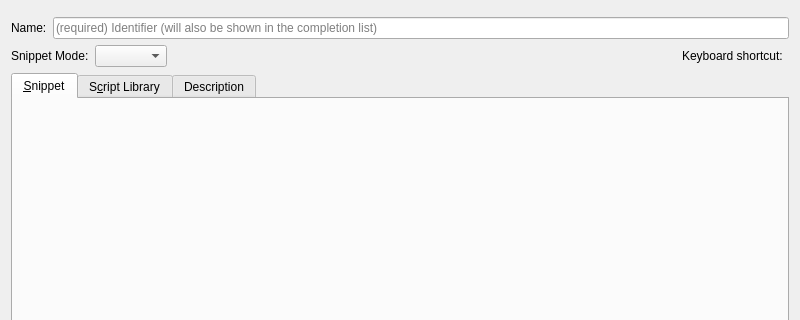
Before: the Qt Designer form addons/snippets/editsnippet.ui in KDE/kate, drawn with Qt 5; both pictures show x 0 to 800 and y 0 to 320 of the 800 by 525 pixel window.
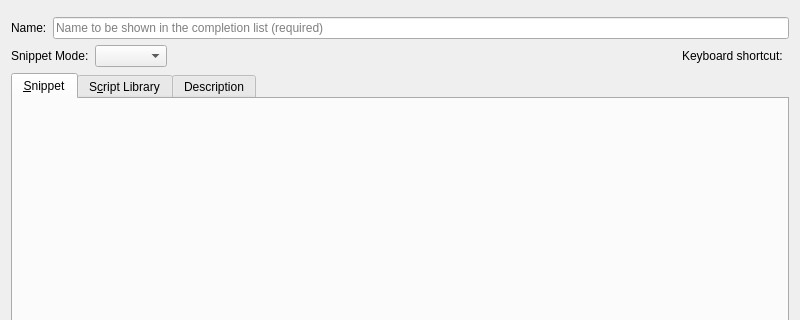
After: the same form once the commit is applied. Custom widgets are drawn as their Qt base class.

Patch:
```diff
--- a/addons/snippets/editsnippet.ui
+++ b/addons/snippets/editsnippet.ui
@@ -41,7 +41,7 @@
        <item>
         <widget class="QLineEdit" name="snippetNameEdit">
          <property name="placeholderText">
-          <string>(required) Identifier (will also be shown in the completion list)</string>
+          <string>Name to be shown in the completion list (required)</string>
          </property>
         </widget>
        </item>
```
